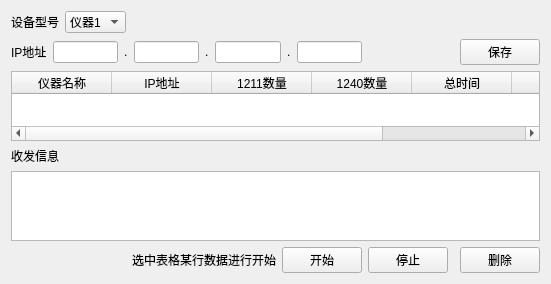
The window that IOCardTool/multipleset.ui (LiBang0613/IOCardTool) describes before a commit, drawn with Qt 5.
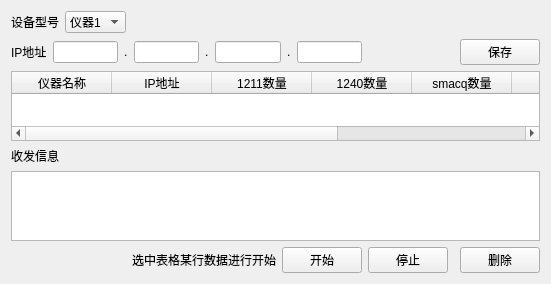
The same window after the commit.

```diff
--- a/IOCardTool/multipleset.ui
+++ b/IOCardTool/multipleset.ui
@@ -168,6 +168,9 @@
      <property name="textElideMode">
       <enum>Qt::ElideMiddle</enum>
      </property>
+     <attribute name="horizontalHeaderStretchLastSection">
+      <bool>true</bool>
+     </attribute>
      <attribute name="verticalHeaderStretchLastSection">
       <bool>false</bool>
      </attribute>
@@ -191,6 +194,11 @@
        <string>1240数量</string>
       </property>
      </column>
+     <column>
+      <property name="text">
+       <string>smacq数量</string>
+      </property>
+     </column>
      <column>
       <property name="text">
        <string>总时间</string>
```
